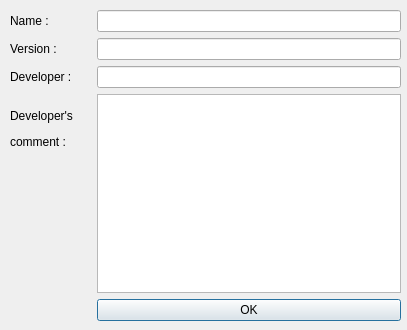
Qt form src/frontend/AboutFile.ui (OpenBangla/OpenBangla-Keyboard) before a commit.
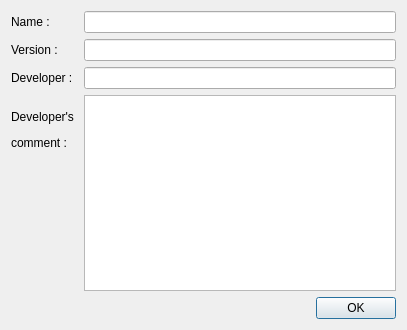
The same form after that commit.

Commit message: smooth out the rough edges (Layout)

Patch:
```diff
--- a/src/frontend/AboutFile.ui
+++ b/src/frontend/AboutFile.ui
@@ -13,40 +13,19 @@
   <property name="windowTitle">
    <string>Dialog</string>
   </property>
+  <property name="layoutDirection">
+   <enum>Qt::LeftToRight</enum>
+  </property>
   <property name="autoFillBackground">
    <bool>false</bool>
   </property>
-  <widget class="QWidget" name="formLayoutWidget">
-   <property name="geometry">
-    <rect>
-     <x>0</x>
-     <y>0</y>
-     <width>401</width>
-     <height>331</height>
-    </rect>
-   </property>
-   <layout class="QFormLayout" name="formLayout_3">
-    <property name="sizeConstraint">
-     <enum>QLayout::SetDefaultConstraint</enum>
-    </property>
-    <property name="formAlignment">
-     <set>Qt::AlignLeading|Qt::AlignLeft|Qt::AlignTop</set>
-    </property>
-    <property name="horizontalSpacing">
-     <number>20</number>
-    </property>
-    <property name="verticalSpacing">
-     <number>6</number>
-    </property>
-    <property name="leftMargin">
-     <number>10</number>
-    </property>
-    <property name="topMargin">
-     <number>10</number>
-    </property>
-    <property name="bottomMargin">
-     <number>10</number>
-    </property>
+  <property name="sizeGripEnabled">
+   <bool>false</bool>
+  </property>
+  <property name="modal">
+   <bool>false</bool>
+  </property>
+  <layout class="QFormLayout" name="formLayout">
     <item row="0" column="0">
      <widget class="QLabel" name="lblName">
       <property name="text">
@@ -123,7 +102,22 @@
       </property>
      </widget>
     </item>
-    <item row="4" column="1">
+   <item row="4" column="0" colspan="2">
+    <layout class="QHBoxLayout" name="horizontalLayout">
+     <item>
+      <spacer name="horizontalSpacer">
+       <property name="orientation">
+        <enum>Qt::Horizontal</enum>
+       </property>
+       <property name="sizeHint" stdset="0">
+        <size>
+         <width>40</width>
+         <height>20</height>
+        </size>
+       </property>
+      </spacer>
+     </item>
+     <item>
      <widget class="QPushButton" name="buttonOK">
       <property name="sizePolicy">
        <sizepolicy hsizetype="Minimum" vsizetype="Minimum">
@@ -131,6 +125,9 @@
         <verstretch>0</verstretch>
        </sizepolicy>
       </property>
+       <property name="layoutDirection">
+        <enum>Qt::LeftToRight</enum>
+       </property>
       <property name="text">
        <string>OK</string>
       </property>
@@ -152,7 +149,8 @@
      </widget>
     </item>
    </layout>
-  </widget>
+   </item>
+  </layout>
  </widget>
  <resources/>
  <connections/>
```
Lines whose indentation alone changed are shown as unchanged. The commit also changes 2 other files.
